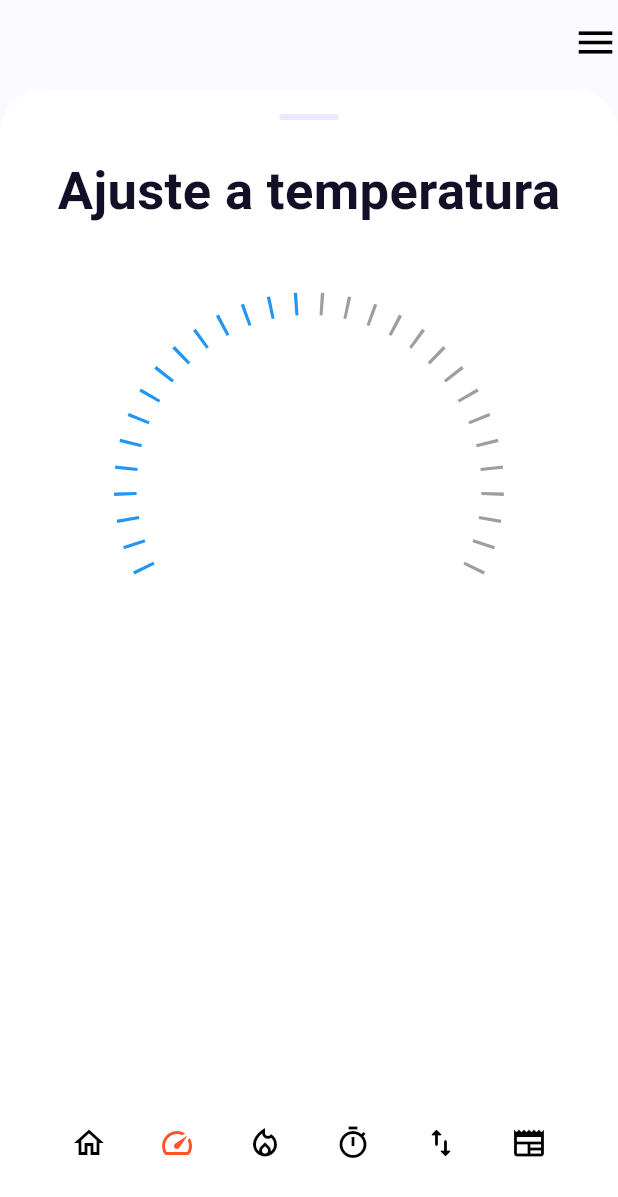
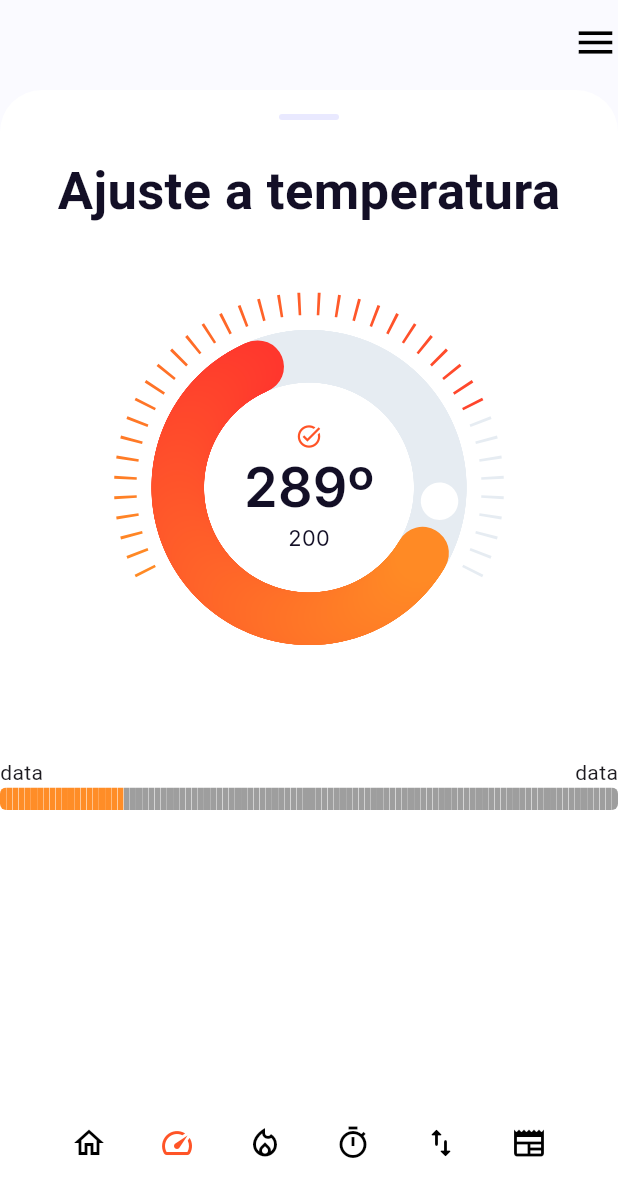
Before and after one commit to weslorde/apptempesp32, a Flutter app: the screen it shows after launch, item 2 of the bottom bar chosen, on a phone screen of 412 x 824 dp. Shown: the top 1197 px of the screen. Run offline on Flutter 3.47's test engine with Material 3 defaults, Android fonts, the phone set to English and light mode, and no system bars; drawn by our look-alikes of step_progress_indicator; our stand-ins replace connectivity_plus, flutter_bloc, flutter_blue_plus, google_fonts, internet_connection_checker, location and 2 more; missing offline and left inert: duration_picker, mqtt_client; network calls fail.

Commit message:
- MiniUpdate Formatar PC

```diff
--- a/lib/pages/temperature_page.dart
+++ b/lib/pages/temperature_page.dart
@@ -24,7 +24,8 @@ class TemperaturePage extends StatelessWidget {
     final AllData _data = AllData();
     final BlueController _blue = BlueController();
 
-    int nowStep = 15;
+    int nowStep = 30;
+    int nowStep2 = 300;
     return Scaffold(
       appBar: const TopBar(),
       //
@@ -49,21 +50,102 @@ class TemperaturePage extends StatelessWidget {
                     gFont: GoogleFonts.yanoneKaffeesatz),
               ),
               //
-              SizedBox(height: 50,),
+              SizedBox(
+                height: 50,
+              ),
               //
-
+              Stack(
+                alignment: Alignment.center,
+                children: [
+                  // Trace Target indicator
                   CircularStepProgressIndicator(
-                arcSize: pi * 4/3,
-                startingAngle: 2*pi/3,
-                totalSteps: 30,
+                    arcSize: pi * 4 / 3,
+                    startingAngle: 2 * pi / 3,
+                    padding: pi / 35,
+                    totalSteps: 40,
                     stepSize: 15,
                     selectedStepSize: 15,
                     currentStep: nowStep,
                     width: 260,
                     height: 260,
-
-
-              )
+                    customColor: (drawStep) {
+                      return customColorCircularProgress(drawStep, nowStep, 40);
+                    },
+                  ),
+                  // Full circle temperature indicator
+                  CircularStepProgressIndicator(
+                    customColor: (drawStep) {
+                      return customColorCircularProgress(
+                          drawStep, nowStep2, 330);
+                    },
+                    totalSteps: 500,
+                    currentStep: nowStep2,
+                    stepSize: 70 / 2,
+                    selectedStepSize: 70 / 2,
+                    unselectedColor: HexColor.fromHex("#E6ECF2"),
+                    padding: 0,
+                    startingAngle: -2 * pi / 3,
+                    width: 210,
+                    height: 210,
+                    roundedCap: (_, __) => true,
+                  ),
+                  // End Mark White Circle
+                  Transform.rotate(
+                    angle: nowStep2 * 2 * pi / 500 -
+                        pi /
+                            6, // step * 2 * pi / totalSteps of circular temperature - offset of startingAngle (pi/6 = pi*2/3 - 1/2 [1/2 is the start angle of Transform.rotate])
+                    child: Container(
+                      height: 260 -
+                          25 -
+                          70 /
+                              2, // Size of circular temperature indicator - size of this mark circle - StepSize of circular temperature
+                      width: 260 - 25 - 70 / 2,
+                      alignment: Alignment.centerLeft,
+                      child: Container(
+                        width: 25,
+                        height: 25,
+                        decoration: BoxDecoration(
+                            borderRadius: BorderRadius.circular(25),
+                            color: Colors.white),
+                      ),
+                    ),
+                  ),
+                  // Inside of temperature circle (Values and Icon)
+                  Container(
+                    child: Column(
+                      children: [
+                        Icon(
+                          Icons.task_alt_sharp,
+                          color: HexColor.fromHex("#FF5427"),
+                          size: 18,
+                        ),
+                        SizedBox(height: 3),
+                        TextFont(
+                            data: "289º",
+                            weight: FontWeight.w600,
+                            hexColor: "#130F26",
+                            size: 36,
+                            height: 44 / 36,
+                            gFont: GoogleFonts.inter),
+                        SizedBox(height: 3),
+                        TextFont(
+                            data: "200",
+                            weight: FontWeight.w400,
+                            hexColor: "#130F26",
+                            size: 14.5,
+                            height: 17.5 / 14.5,
+                            gFont: GoogleFonts.inter)
+                      ],
+                    ),
+                  ),
+                  //
+                ],
+              ),
+              //
+              SizedBox(
+                height: 50,
+              ),
+              customLinearProgressTemperature(20, 100),
             ],
           );
         }),
@@ -71,3 +153,42 @@ class TemperaturePage extends StatelessWidget {
     );
   }
 }
+
+Color customColorCircularProgress(
+    int drawStep, int actualStep, int totalSteps) {
+  if (drawStep <= actualStep) {
+    return (Color.lerp(HexColor.fromHex("#FF8A25"), HexColor.fromHex("#FF2E2E"),
+        drawStep.toDouble() / totalSteps)!);
+  } else {
+    return HexColor.fromHex("#E6ECF2");
+  }
+}
+
+Widget customLinearProgressTemperature(int actualStep, int totalSteps) {
+  return Column(
+    children: [
+      Row(
+        mainAxisAlignment: MainAxisAlignment.spaceBetween,
+        children: [
+          Text("data"),
+          Text("data"),
+        ],
+      ),
+      StepProgressIndicator(
+        size: 15,
+        roundedEdges: const Radius.circular(10),
+        padding: 0,
+        currentStep: actualStep,
+        totalSteps: totalSteps,
+        selectedGradientColor: LinearGradient(
+            begin: Alignment.centerLeft,
+            end: Alignment.centerRight,
+            colors: [
+              HexColor.fromHex("#FF8D27"),
+              Color.lerp(HexColor.fromHex("#FF8D27"),
+                  HexColor.fromHex("#FF2E2E"), (actualStep / totalSteps))!
+            ]),
+      ),
+    ],
+  );
+}
```
Also changed, not shown: lib/pages/test.dart (added, +75 -0 lines). Lines whose indentation alone changed are shown as unchanged.
